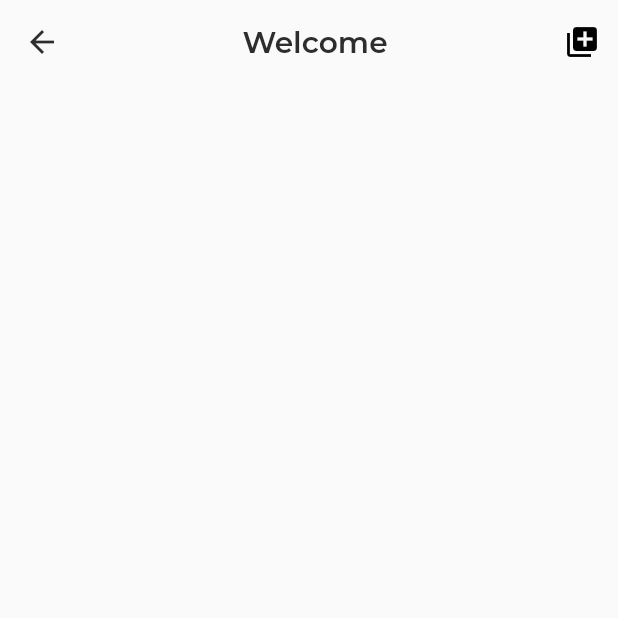
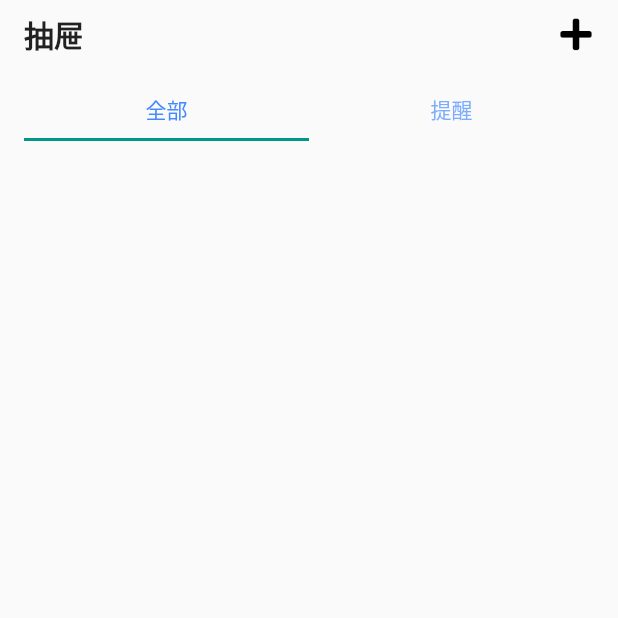
Before and after one commit to kalifun/lokalny, a Flutter app: the DrawersPage screen opened directly, on a phone screen of 412 x 824 dp, the top half of it. Run offline on Flutter 3.47's test engine with Material 2 defaults, Android fonts, the light colour scheme and no system bars; our stand-ins replace flutter_screenutil, flutter_svg, google_nav_bar.

Commit message:
:sparkles: Some new pages
:sparkles: Some new pages

```diff
--- a/lib/pages/drawers/drawers_page.dart
+++ b/lib/pages/drawers/drawers_page.dart
@@ -1,7 +1,6 @@
 import 'package:flutter/material.dart';
 import 'package:flutter/widgets.dart';
-import 'package:lokalny/common/screen/screen.dart';
-import 'package:lokalny/common/values/colors.dart';
+import 'package:lokalny/common/icon/bottom_bar_icons.dart';
 
 class DrawersPage extends StatefulWidget {
   DrawersPage({Key? key}) : super(key: key);
@@ -10,87 +9,80 @@ class DrawersPage extends StatefulWidget {
   _DrawersPageState createState() => _DrawersPageState();
 }
 
-class _DrawersPageState extends State<DrawersPage>
-    with SingleTickerProviderStateMixin {
-  int _page = 0;
-  final List<String> _tabTitles = [
-    'Welcome',
-    'Cagegory',
-    'Bookmarks',
-    'Account'
-  ];
-  late PageController _pageController;
-
-  @override
-  void initState() {
-    super.initState();
-    _pageController = new PageController(initialPage: _page);
-  }
-
-  @override
-  void dispose() {
-    _pageController.dispose();
-    super.dispose();
-  }
-
+class _DrawersPageState extends State<DrawersPage> {
   @override
   Widget build(BuildContext context) {
     return Scaffold(
-      appBar: AppBar(
-          backgroundColor: Colors.transparent,
-          elevation: 0,
-          title: Center(
-            child: Text(
-              _tabTitles[_page],
-              style: TextStyle(
-                color: AppColors.primaryText,
-                fontFamily: 'Montserrat',
-                fontSize: doSetFontSize(18.0),
-                fontWeight: FontWeight.w600,
-              ),
+      body: Stack(
+        children: [
+          Container(
+            child: Column(
+              crossAxisAlignment: CrossAxisAlignment.start,
+              children: [
+                SizedBox(
+                  height: MediaQuery.of(context).viewPadding.top,
+                ),
+                Container(
+                  margin: const EdgeInsets.only(left: 16, top: 8, bottom: 16),
+                  child: Row(
+                    children: [
+                      const Text(
+                        "抽屉",
+                        style: TextStyle(
+                            fontSize: 20, fontWeight: FontWeight.bold),
+                      ),
+                      const Expanded(child: SizedBox()),
+                      InkWell(
+                        onTap: () {},
+                        child: const Icon(
+                          Bottom_bar.plus,
+                          color: Colors.black,
+                        ),
+                      ),
+                      const SizedBox(
+                        width: 16,
+                      )
+                    ],
+                  ),
+                ),
+                Expanded(
+                  child: DefaultTabController(
+                      length: 2,
+                      child: Column(
+                        crossAxisAlignment: CrossAxisAlignment.start,
+                        children: [
+                          Container(
+                            margin: const EdgeInsets.only(left: 16, right: 16),
+                            child: TabBar(
+                              tabs: [
+                                Container(
+                                  alignment: Alignment.center,
+                                  width: 60,
+                                  height: 38,
+                                  child: const Text("全部"),
+                                ),
+                                Container(
+                                  alignment: Alignment.center,
+                                  width: 60,
+                                  height: 38,
+                                  child: const Text("提醒"),
+                                ),
+                              ],
+                              labelColor: Colors.blueAccent,
+                            ),
+                          ),
+                          const SizedBox(
+                            height: 3,
+                          ),
+                          // Expanded(child: TabBarView(children: children))
+                        ],
+                      )),
+                )
+              ],
             ),
-          ),
-          leading: IconButton(
-            icon: const Icon(Icons.arrow_back),
-            color: AppColors.primaryText,
-            onPressed: () {
-              Navigator.pop(context);
-            },
-          ),
-          actions: <Widget>[
-            IconButton(
-                onPressed: () {},
-                icon: const Icon(
-                  Icons.add_to_photos,
-                  color: Colors.black,
-                ))
-          ]),
-      body: PageView(
-        physics: NeverScrollableScrollPhysics(),
-        children: <Widget>[
-
+          )
         ],
-        controller: _pageController,
-        onPageChanged: _handlePageChanged,
       ),
     );
   }
-
-  // tab栏页码切换
-  void _handlePageChanged(int page) {
-    setState(() {
-      _page = page;
-    });
-  }
-
 }
-
-class GridViewItem extends StatelessWidget {
-  @override
-  Widget build(BuildContext context) {
-    return Container(
-      child: const Text('文本'),
-      decoration: const BoxDecoration(color: AppColors.primaryParts),
-    );
-  }
-}
--- a/lib/pages/home/home_page.dart
+++ b/lib/pages/home/home_page.dart
@@ -0,0 +1,15 @@
+import 'package:flutter/material.dart';
+
+class HomePage extends StatefulWidget {
+  HomePage({Key? key}) : super(key: key);
+
+  @override
+  _HomePageState createState() => _HomePageState();
+}
+
+class _HomePageState extends State<HomePage> {
+  @override
+  Widget build(BuildContext context) {
+    return Container();
+  }
+}
--- a/lib/pages/index/index_page.dart
+++ b/lib/pages/index/index_page.dart
@@ -4,6 +4,9 @@ import 'package:flutter_screenutil/flutter_screenutil.dart';
 import 'package:google_nav_bar/google_nav_bar.dart';
 import 'package:lokalny/common/icon/bottom_bar_icons.dart';
 import 'package:lokalny/common/screen/screen.dart';
+import 'package:lokalny/pages/drawers/drawers_page.dart';
+import 'package:lokalny/pages/home/home_page.dart';
+import 'package:lokalny/pages/todo/todo_page.dart';
 
 class IndexPage extends StatefulWidget {
   IndexPage({Key? key}) : super(key: key);
@@ -14,7 +17,7 @@ class IndexPage extends StatefulWidget {
 
 class _IndexPageState extends State<IndexPage> {
   int selectedItemIndex = 0;
-
+  List<Widget> _list = [HomePage(), DrawersPage(), TodoPage()];
   @override
   Widget build(BuildContext context) {
     ScreenUtil.init(
@@ -27,8 +30,12 @@ class _IndexPageState extends State<IndexPage> {
     return AnnotatedRegion<SystemUiOverlayStyle>(
       value: SystemUiOverlayStyle.dark,
       child: Scaffold(
+        body: _list[selectedItemIndex],
         bottomNavigationBar: Container(
-        margin: EdgeInsets.only(bottom: doSetHeight(10), left: doSetWidth(32), right: doSetWidth(32)),
+          margin: EdgeInsets.only(
+              bottom: doSetHeight(10),
+              left: doSetWidth(32),
+              right: doSetWidth(32)),
           decoration: BoxDecoration(
             borderRadius: BorderRadius.circular(28),
             color: Colors.white,
@@ -41,14 +48,16 @@ class _IndexPageState extends State<IndexPage> {
           ),
           child: SafeArea(
             child: Padding(
-            padding: const EdgeInsets.symmetric(horizontal: 15.0, vertical: 8),
+              padding:
+                  const EdgeInsets.symmetric(horizontal: 15.0, vertical: 8),
               child: GNav(
                 rippleColor: Colors.grey[300]!,
                 hoverColor: Colors.grey[100]!,
                 gap: 8,
                 activeColor: Colors.teal,
                 iconSize: 24,
-              padding: const EdgeInsets.symmetric(horizontal: 20, vertical: 12),
+                padding:
+                    const EdgeInsets.symmetric(horizontal: 20, vertical: 12),
                 duration: const Duration(milliseconds: 400),
                 tabBackgroundColor: Colors.grey[100]!,
                 color: Colors.grey,
--- a/lib/pages/todo/todo_page.dart
+++ b/lib/pages/todo/todo_page.dart
@@ -0,0 +1,15 @@
+import 'package:flutter/material.dart';
+
+class TodoPage extends StatefulWidget {
+  TodoPage({Key? key}) : super(key: key);
+
+  @override
+  _TodoPageState createState() => _TodoPageState();
+}
+
+class _TodoPageState extends State<TodoPage> {
+  @override
+  Widget build(BuildContext context) {
+    return Container();
+  }
+}
```
Also changed, not shown: lib/main.dart (+0 -7 lines). Lines whose indentation alone changed are shown as unchanged.
